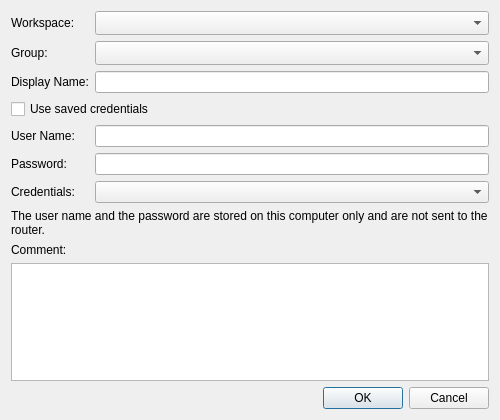
Before: the Qt Designer form source/client/desktop/management/router_host_dialog.ui in dchapyshev/aspia, drawn with Qt 5.
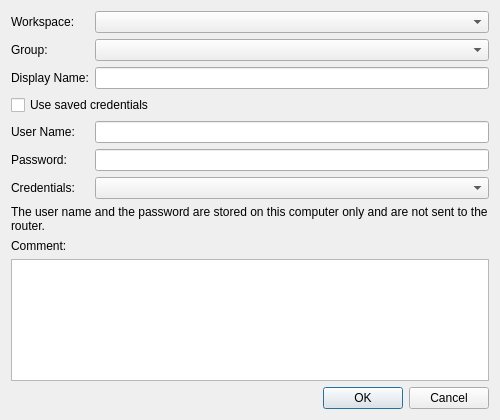
After: the same form once the commit is applied. Custom widgets are drawn as their Qt base class.

```diff
--- a/source/client/desktop/management/router_host_dialog.ui
+++ b/source/client/desktop/management/router_host_dialog.ui
@@ -29,7 +29,7 @@
      <item row="0" column="1">
       <widget class="QComboBox" name="combo_workspace">
        <property name="sizeAdjustPolicy">
-        <enum>QComboBox::SizeAdjustPolicy::AdjustToMinimumContentsLengthWithIcon</enum>
+        <enum>QComboBox::SizeAdjustPolicy::AdjustToContents</enum>
        </property>
       </widget>
      </item>
@@ -43,7 +43,7 @@
      <item row="1" column="1">
       <widget class="GroupComboBox" name="combo_group">
        <property name="sizeAdjustPolicy">
-        <enum>QComboBox::SizeAdjustPolicy::AdjustToMinimumContentsLengthWithIcon</enum>
+        <enum>QComboBox::SizeAdjustPolicy::AdjustToContents</enum>
        </property>
       </widget>
      </item>
@@ -92,7 +92,11 @@
       </widget>
      </item>
      <item row="6" column="1">
-      <widget class="QComboBox" name="combo_credential"/>
+      <widget class="QComboBox" name="combo_credential">
+       <property name="sizeAdjustPolicy">
+        <enum>QComboBox::SizeAdjustPolicy::AdjustToContents</enum>
+       </property>
+      </widget>
      </item>
      <item row="7" column="0" colspan="2">
       <widget class="QLabel" name="label_credentials_note">
```
